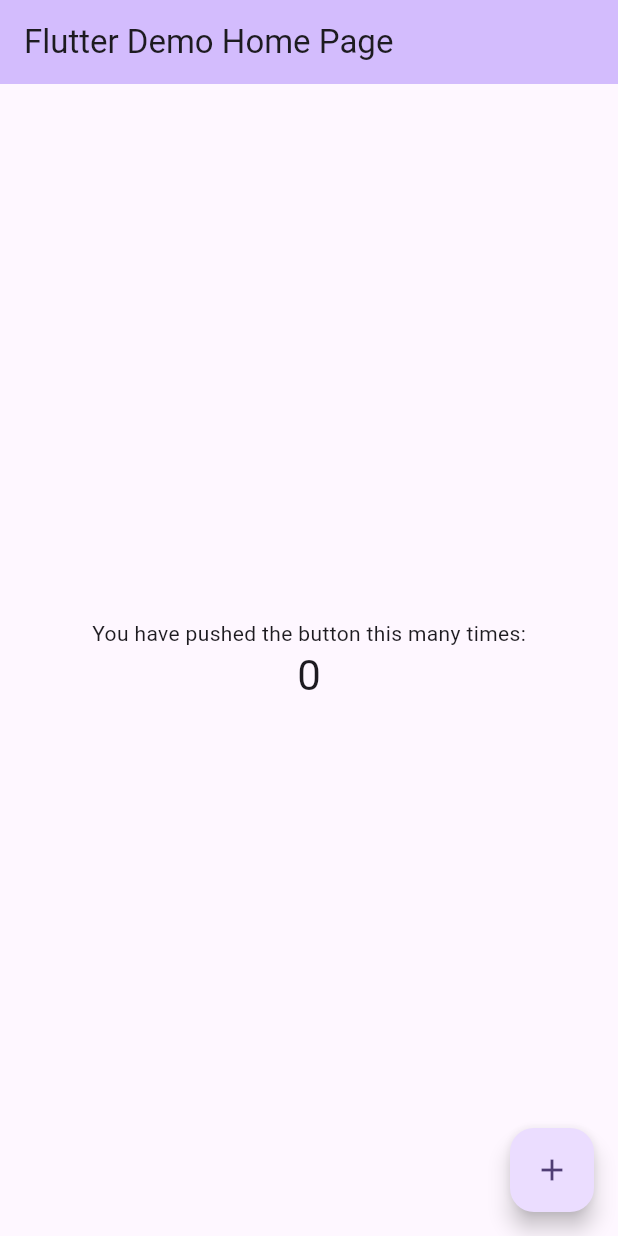
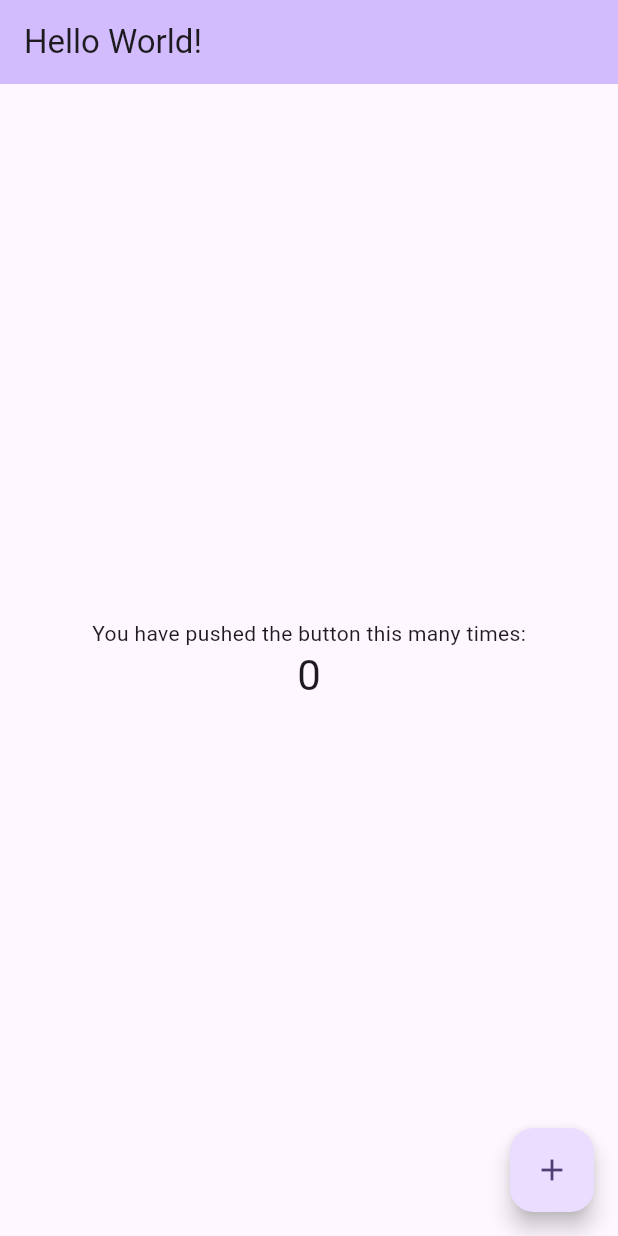
Before and after one commit to iamvedantp/multi_language_app, a Flutter app: the screen it shows after launch, on a phone screen of 412 x 824 dp. Run offline on Flutter 3.47's test engine with Material 3 defaults, Android fonts, the phone set to English and light mode, and no system bars; generated files the repository leaves out were written again.

```diff
--- /dev/null
+++ b/lib/login_page.dart
@@ -0,0 +1 @@
+import 'package:flutter/material.dart';
--- a/lib/main.dart
+++ b/lib/main.dart
@@ -1,5 +1,6 @@
 import 'package:flutter/material.dart';
 import 'package:flutter_localizations/flutter_localizations.dart';
+import 'package:flutter_gen/gen_l10n/app_localizations.dart';
 
 void main() {
   runApp(const MyApp());
@@ -17,7 +18,9 @@ class MyApp extends StatelessWidget {
         Locale('hi'),
         Locale('es'),
       ],
+      locale: const Locale('en'), //Language change from here
       localizationsDelegates: const [
+        AppLocalizations.delegate,
         GlobalMaterialLocalizations.delegate,
         GlobalCupertinoLocalizations.delegate,
         GlobalWidgetsLocalizations.delegate,
@@ -80,7 +83,7 @@ class _MyHomePageState extends State<MyHomePage> {
         backgroundColor: Theme.of(context).colorScheme.inversePrimary,
         // Here we take the value from the MyHomePage object that was created by
         // the App.build method, and use it to set our appbar title.
-        title: Text(widget.title),
+        title: Text(AppLocalizations.of(context)!.helloWorld),
       ),
       body: Center(
         // Center is a layout widget. It takes a single child and positions it
@@ -101,8 +104,8 @@ class _MyHomePageState extends State<MyHomePage> {
           // wireframe for each widget.
           mainAxisAlignment: MainAxisAlignment.center,
           children: <Widget>[
-            const Text(
-              'You have pushed the button this many times:',
+            Text(
+              AppLocalizations.of(context)!.counterMsg,
             ),
             Text(
               '$_counter',
```
Also changed, not shown: lib/l10n/app_en.arb (+16 -1 lines), lib/l10n/app_es.arb (+13 -1 lines), lib/l10n/app_hi.arb (+13 -1 lines).
